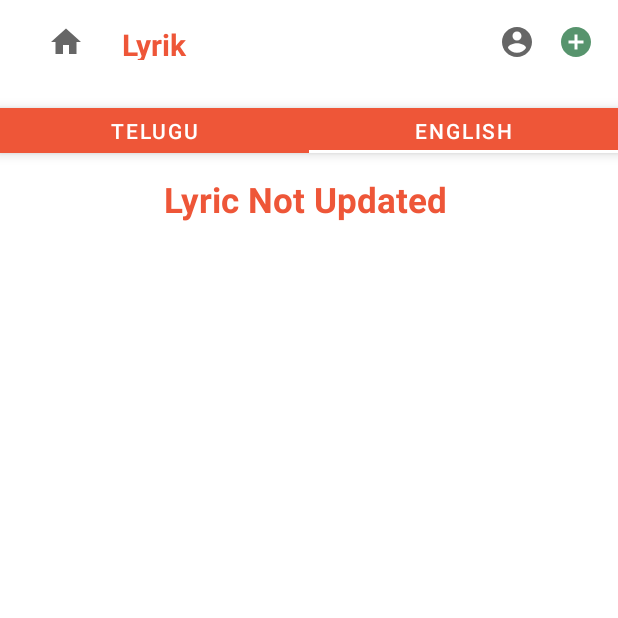
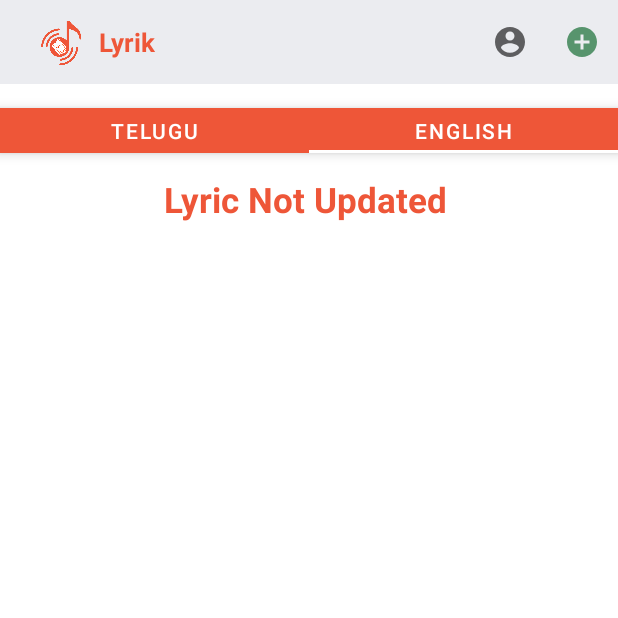
Before and after one commit to Exedos123/Lyrik, an Android app: the Song_View_page screen opened directly, with no data from a screen before it, tab 2 chosen, on a phone screen of 412 x 824 dp, the top half of it. Run offline under Robolectric (Android 15) with nearby library versions, the phone set to English and light mode, and no system bars; our stand-ins replace Firebase (no records; nobody signed in at launch, a user with empty details on screens opened directly); 2 statements that could not run were skipped.

Commit message:
second version code with out update feature

```diff
--- a/app/src/main/AndroidManifest.xml
+++ b/app/src/main/AndroidManifest.xml
@@ -1,6 +1,7 @@
 <?xml version="1.0" encoding="utf-8"?>
 <manifest xmlns:android="http://schemas.android.com/apk/res/android"
     package="com.exedos.lyrik">
+
     <uses-permission android:name="android.permission.INTERNET" />
     <uses-permission android:name="android.permission.ACCESS_NETWORK_STATE" />
     <uses-permission android:name="android.permission.CHANGE_NETWORK_STATE" />
@@ -12,6 +13,9 @@
         android:roundIcon="@drawable/logo"
         android:supportsRtl="true"
         android:theme="@style/Theme.Lyrik">
+        <activity
+            android:name=".English_Main"
+            android:exported="true" />
         <activity
             android:name=".User_Upload_List"
             android:exported="true" />
@@ -34,8 +38,6 @@
                 <category android:name="android.intent.category.LAUNCHER" />
             </intent-filter>
         </activity>
-
     </application>
 
-
 </manifest>
--- a/app/src/main/java/com/exedos/lyrik/PageAdapter.java
+++ b/app/src/main/java/com/exedos/lyrik/PageAdapter.java
@@ -1,30 +1,52 @@
 package com.exedos.lyrik;
+
+import android.os.Bundle;
+import android.util.Log;
+import android.widget.Toast;
 
 import androidx.annotation.NonNull;
 import androidx.fragment.app.Fragment;
 import androidx.fragment.app.FragmentManager;
 import androidx.fragment.app.FragmentPagerAdapter;
 
+import java.util.Locale;
+
 public class PageAdapter extends FragmentPagerAdapter
 {
+    public String actName;
 
     int tabcount;
+
+
+
 
     public PageAdapter(@NonNull  FragmentManager fm, int behavior) {
         super(fm, behavior);
         tabcount = behavior;
+
+
 
     }
 
     @NonNull
     @Override
     public Fragment getItem(int position) {
-       switch (position){
-           case 0 : return new ftab1();
-           case 1 : return new ftab2();
-          // case 2 : return new ftab3();
-           default:return null;
-       }
+        actName = Song_View_page.actvtyName.toString()+1;
+        String act1 = "MainActivity";
+        Log.d("tag", "Pag: "+actName);
+
+    switch (position) {
+        case 0:
+            return new ftab1();
+        case 1:
+            return new ftab2();
+        // case 2 : return new ftab3();
+//        default:
+
+    }
+
+
+return null;
     }
 
     @Override
--- a/app/src/main/java/com/exedos/lyrik/Song_View_page.java
+++ b/app/src/main/java/com/exedos/lyrik/Song_View_page.java
@@ -1,17 +1,25 @@
 package com.exedos.lyrik;
 
+import androidx.annotation.NonNull;
 import androidx.appcompat.app.AppCompatActivity;
+import androidx.appcompat.widget.SwitchCompat;
 import androidx.appcompat.widget.Toolbar;
 import androidx.viewpager.widget.ViewPager;
 
 import android.app.Dialog;
 import android.content.Intent;
 import android.os.Bundle;
+import android.util.Log;
+import android.view.Menu;
+import android.view.MenuInflater;
+import android.view.MenuItem;
 import android.view.View;
 import android.view.ViewGroup;
 import android.widget.Button;
+import android.widget.CompoundButton;
 import android.widget.ImageView;
 import android.widget.TextView;
+import android.widget.Toast;
 
 import com.google.android.material.tabs.TabItem;
 import com.google.android.material.tabs.TabLayout;
@@ -37,12 +45,16 @@ public class Song_View_page extends AppCompatActivity {
     PageAdapter pageAdater;
     private Dialog signInDialog;
     private FirebaseUser currentUser;
+    public static String actvtyName,songId;
+
 
 
     @Override
     protected void onCreate(Bundle savedInstanceState) {
         super.onCreate(savedInstanceState);
         setContentView(R.layout.activity_song_view_page);
+
+
         // Dialog box
         signInDialog = new Dialog(Song_View_page.this);
         signInDialog.setContentView(R.layout.sign_in_dialog);
@@ -80,22 +92,33 @@ public class Song_View_page extends AppCompatActivity {
         //Dialog box
 
         // String Tempholder = getIntent().getStringExtra("ListClick");
-        toolbar = findViewById(R.id.myToolBar);
+        toolbar = findViewById(R.id.toolbar1);
         setSupportActionBar(toolbar);
 
-        toolbar = (androidx.appcompat.widget.Toolbar) findViewById(R.id.myToolBar);
+        toolbar = (androidx.appcompat.widget.Toolbar) findViewById(R.id.toolbar1);
+
+        Bundle extras = getIntent().getExtras();
 
 
-        tabLayout =findViewById(R.id.tabLayout);
+        if (extras != null) {
+            actvtyName = extras.getString("Activity_Name");
+            // songId = extras.getString("Song_Id");
+            Log.d(TAG, "Active" + actvtyName);
+            // and get whatever type user account id is
+        }
+//        actvtyName = getIntent().getStringExtra("Activity_Name");
+//          Log.d(TAG, "Active" + actvtyName);
+
+
+        tabLayout = findViewById(R.id.tabLayout);
         tabitem1 = findViewById(R.id.tab1);
         tabitem2 = findViewById(R.id.tab2);
-      //  tabitem3 = findViewById(R.id.tab3);
+        //  tabitem3 = findViewById(R.id.tab3);
         viewPager = findViewById(R.id.song_view_pager);
 
-        pageAdater=new PageAdapter(getSupportFragmentManager(),tabLayout.getTabCount());
+        pageAdater = new PageAdapter(getSupportFragmentManager(), tabLayout.getTabCount());
         //  pageAdater = new PageAdapter(getSupportFragmentManager(),tabLayout.getTabCount());
         viewPager.setAdapter(pageAdater);
-
 
 
         tabLayout.setOnTabSelectedListener(new TabLayout.OnTabSelectedListener() {
@@ -103,7 +126,7 @@ public class Song_View_page extends AppCompatActivity {
             public void onTabSelected(TabLayout.Tab tab) {
                 viewPager.setCurrentItem(tab.getPosition());
 
-                if (tab.getPosition()==0 || tab.getPosition()==1 )///|| tab.getPosition()==2
+                if (tab.getPosition() == 0 || tab.getPosition() == 1)///|| tab.getPosition()==2
                     // viewPager.setCurrentItem(tab.getPosition());
                     pageAdater.notifyDataSetChanged();
 
@@ -122,58 +145,57 @@ public class Song_View_page extends AppCompatActivity {
         viewPager.addOnPageChangeListener(new TabLayout.TabLayoutOnPageChangeListener(tabLayout));
 
 
-        // Adding App Bar Code
-        homeBtn = findViewById(R.id.Home_btn);
-        uploadBtn = findViewById(R.id.add_song_btn_app_bar);
-        accountBtn = findViewById(R.id.account_img);
-
-
-        homeBtn.setOnClickListener(new View.OnClickListener() {
-            @Override
-            public void onClick(View v) {
-                Intent Homeintent = new Intent(Song_View_page.this, MainActivity.class);
-                startActivity(Homeintent);
-
-
-                //  frameLayout = findViewById(R.id.main_frame_layout);
-
-
-            }
-        });
-
-        accountBtn.setOnClickListener(new View.OnClickListener() {
-            @Override
-            public void onClick(View v) {
-
-                if(currentUser == null) {
-                    signInDialog.show();
-                }else {
-                    // gotoFragment("My Cart", new MyCartFragment(), CART_FRAGMENT);
-                    Intent Homeintent = new Intent(Song_View_page.this, MyAccountPage.class);
-                    startActivity(Homeintent);
-                }
-
-
-            }
-        });
-        uploadBtn.setOnClickListener(new View.OnClickListener() {
-            @Override
-            public void onClick(View v) {
-                if(currentUser == null) {
-                    signInDialog.show();
-                }else {
-                    // gotoFragment("My Cart", new MyCartFragment(), CART_FRAGMENT);
-                    Intent Uploadintent = new Intent(Song_View_page.this, Upload_Song.class);
-                    startActivity(Uploadintent);
-
-                }
-
-
-            }
-        });
-
-        //Appbar Code
+//        // Adding App Bar Code
+//        homeBtn = findViewById(R.id.Home_btn);
+//        uploadBtn = findViewById(R.id.add_song_btn_app_bar);
+//        accountBtn = findViewById(R.id.account_img);
+//
+//
+//        homeBtn.setOnClickListener(new View.OnClickListener() {
+//            @Override
+//            public void onClick(View v) {
+//                Intent Homeintent = new Intent(Song_View_page.this, MainActivity.class);
+//                startActivity(Homeintent);
+//
+//
+//                //  frameLayout = findViewById(R.id.main_frame_layout);
+//
+//
+//            }
+//        });
+//
+//        accountBtn.setOnClickListener(new View.OnClickListener() {
+//            @Override
+//            public void onClick(View v) {
+//
+//                if(currentUser == null) {
+//                    signInDialog.show();
+//                }else {
+//                    // gotoFragment("My Cart", new MyCartFragment(), CART_FRAGMENT);
+//                    Intent Homeintent = new Intent(Song_View_page.this, MyAccountPage.class);
+//                    startActivity(Homeintent);
+//                }
+//
+//
+//            }
+//        });
+//        uploadBtn.setOnClickListener(new View.OnClickListener() {
+//            @Override
+//            public void onClick(View v) {
+//                if(currentUser == null) {
+//                    signInDialog.show();
+//                }else {
+//                    // gotoFragment("My Cart", new MyCartFragment(), CART_FRAGMENT);
+//                    Intent Uploadintent = new Intent(Song_View_page.this, Upload_Song.class);
+//                    startActivity(Uploadintent);
+//
+//                }
+//
+//
+//            }
+//        });//Appbar Code
         firebaseFirestore = FirebaseFirestore.getInstance();
+    }
 
 //        firebaseFirestore.collection("Songs").document(getIntent().getStringExtra("Song_Id"))
 //                .get().addOnCompleteListener(new OnCompleteListener<DocumentSnapshot>() {
@@ -200,7 +222,7 @@ public class Song_View_page extends AppCompatActivity {
 //addDb();
 //addAnotherDb();
         // display(Tempholder);
-    }
+
 
 
  /*   protected void addDb() {
@@ -303,6 +325,57 @@ public class Song_View_page extends AppCompatActivity {
   */
 
     @Override
+    public boolean onCreateOptionsMenu(Menu menu) {
+        MenuInflater inflater = getMenuInflater();
+        inflater.inflate(R.menu.searchbar_menu_main, menu);
+        MenuItem item1 = menu.findItem(R.id.searchBtn);
+        item1.setVisible(false);
+        MenuItem itemswitch = menu.findItem(R.id.switch_action_bar);
+        itemswitch.setVisible(false);
+
+        return true;
+    }
+
+    @Override
+    public boolean onOptionsItemSelected(@NonNull MenuItem item) {
+
+        int id = item.getItemId();
+
+        if (id == R.id.uploadBtn) {
+            if(currentUser == null) {
+                signInDialog.show();
+            }else {
+                // gotoFragment("My Cart", new MyCartFragment(), CART_FRAGMENT);
+                Intent UploadIntent = new Intent(Song_View_page.this, Upload_Song.class);
+                startActivity(UploadIntent);
+            }
+
+
+
+            return true;
+
+        }
+        else if (id == R.id.AccountBtn) {
+            if(currentUser == null) {
+                signInDialog.show();
+            }else {
+                // gotoFragment("My Cart", new MyCartFragment(), CART_FRAGMENT);
+                Intent UploadIntent = new Intent(Song_View_page.this, MyAccountPage.class);
+                startActivity(UploadIntent);
+            }
+
+        }
+
+
+        return super.onOptionsItemSelected(item);
+    }
+
+
+
+
+
+    /////////////////
+    @Override
     protected void onStart() {
         super.onStart();
 
--- a/app/src/main/java/com/exedos/lyrik/User_Upload_List.java
+++ b/app/src/main/java/com/exedos/lyrik/User_Upload_List.java
@@ -211,7 +211,7 @@ public class User_Upload_List extends AppCompatActivity {
                     //HomeListModel homeListModel = documentSnapshot.toObject(HomeListModel.class);
                     // homeListModel.setSongTitle(documentSnapshot.getId());
                     //homeListModelList.add(new HomeListModel(documentSnapshot.get("Title").toString()));
-                    homeListModelList.add(new HomeListModel(documentSnapshot.getId()));
+                    homeListModelList.add(new HomeListModel( documentSnapshot.getId(), documentSnapshot.getId()));
                 }
                 homeListAdapter = new HomeListAdapter(homeListModelList);
                 uploadedrecyclerview.setAdapter(homeListAdapter);
--- a/app/src/main/java/com/exedos/lyrik/ftab1.java
+++ b/app/src/main/java/com/exedos/lyrik/ftab1.java
@@ -39,15 +39,15 @@ public class ftab1 extends Fragment {
 
         firebaseFirestore = FirebaseFirestore.getInstance();
 
-        firebaseFirestore.collection("Songs").document(getActivity().getIntent().getStringExtra("Song_Id"))
+        firebaseFirestore.collection("Songs").document(getActivity().getIntent().getExtras().getString("Song_Id"))
                 .get().addOnCompleteListener(new OnCompleteListener<DocumentSnapshot>() {
             @Override
             public void onComplete(@NonNull Task<DocumentSnapshot> task) {
                 if (task.isSuccessful()) {
                     DocumentSnapshot documentSnapshot = task.getResult();
 
-                    if ((documentSnapshot.getString("Lyrik_T")!=null) && (documentSnapshot.getString("Title"))!=null){
-                        titleView.setText(documentSnapshot.get("Title").toString());
+                    if ((documentSnapshot.getString("Lyrik_T")!=null) && (documentSnapshot.getString("Title_T"))!=null){
+                        titleView.setText(documentSnapshot.get("Title_T").toString());
 
 
                         teluguL.setText(documentSnapshot.get("Lyrik_T").toString());
--- a/app/src/main/java/com/exedos/lyrik/ftab2.java
+++ b/app/src/main/java/com/exedos/lyrik/ftab2.java
@@ -47,8 +47,8 @@ public class ftab2 extends Fragment {
                 if (task.isSuccessful()) {
                     DocumentSnapshot documentSnapshot = task.getResult();
 
-                    if ((documentSnapshot.getString("Lyrik_E")!=null) && (documentSnapshot.getString("Title"))!=null){
-                        titleE.setText(documentSnapshot.get("Title").toString());
+                    if ((documentSnapshot.getString("Lyrik_E")!=null) && (documentSnapshot.getString("Title_E"))!=null){
+                        titleE.setText(documentSnapshot.get("Title_E").toString());
 
                         englishL.setText(documentSnapshot.get("Lyrik_E").toString());
                     }else{
--- a/app/src/main/res/layout/activity_main.xml
+++ b/app/src/main/res/layout/activity_main.xml
@@ -10,6 +10,7 @@
     <include
         android:id="@+id/include_upl"
         layout="@layout/app_bar" />
+
 
 
     <SearchView
@@ -48,7 +49,7 @@
         app:layout_constraintTop_toBottomOf="@+id/include_upl">
 
         <androidx.recyclerview.widget.RecyclerView
-            android:id="@+id/home_list_recyclerview"
+            android:id="@+id/tel_list_recyclerview"
             android:layout_width="match_parent"
             android:layout_height="wrap_content"
             android:layout_marginTop="15dp"
--- a/app/src/main/res/layout/activity_song_view_page.xml
+++ b/app/src/main/res/layout/activity_song_view_page.xml
@@ -4,12 +4,11 @@
     xmlns:tools="http://schemas.android.com/tools"
     android:layout_width="match_parent"
     android:layout_height="match_parent"
-    tools:context=".Song_View_page"
-    >
+    tools:context=".Song_View_page">
 
     <include
-        android:id="@+id/include2"
-        layout="@layout/toolbar" />
+        android:id="@+id/include_upl"
+        layout="@layout/app_bar" />
 
 
     <com.google.android.material.tabs.TabLayout
@@ -21,7 +20,7 @@
         android:elevation="05dp"
         app:layout_constraintEnd_toEndOf="parent"
         app:layout_constraintStart_toStartOf="parent"
-        app:layout_constraintTop_toBottomOf="@+id/include2"
+        app:layout_constraintTop_toBottomOf="@+id/include_upl"
         app:tabTextColor="@color/white"
         tools:ignore="MissingConstraints">
 
--- a/app/src/main/res/menu/searchbar_menu_main.xml
+++ b/app/src/main/res/menu/searchbar_menu_main.xml
@@ -2,20 +2,34 @@
 <menu xmlns:android="http://schemas.android.com/apk/res/android"
     xmlns:app="http://schemas.android.com/apk/res-auto">
 
+    <group android:id="@+id/Selct_items">
+        <item
+            android:id="@+id/switch_action_bar"
+            android:title="lang"
+            app:actionLayout="@layout/use_switch"
+            app:showAsAction="always"
+            />
+
+
+
     <item android:id="@+id/searchBtn"
         android:icon="@drawable/search_btn_app_bar"
         android:title="search"
-        app:showAsAction="ifRoom|collapseActionView"
+        app:showAsAction="always|collapseActionView"
         app:actionViewClass="androidx.appcompat.widget.SearchView"/>
     <item android:id="@+id/AccountBtn"
         android:title="MyAccountPage"
         android:icon="@drawable/account_black"
-        app:showAsAction="ifRoom"
+        app:showAsAction="always"
       />
+
     <item android:id="@+id/uploadBtn"
         android:title="Uploading a Song"
         android:icon="@drawable/song_add"
-        app:showAsAction="ifRoom"
+        app:showAsAction="always"
      />
+    </group>
+
+
 
 </menu>
--- a/app/src/main/res/values/strings.xml
+++ b/app/src/main/res/values/strings.xml
@@ -11,7 +11,7 @@
         <item>SelectLanguage</item>
         <item>Telugu</item>
         <item>English</item>
-       <!-- <item>Hindi</item>-->
+        <!-- <item>Hindi</item>-->
 
     </string-array>
 
```
Also changed, not shown: app/src/main/java/com/exedos/lyrik/HomeListAdapter.java (+38 -3 lines), app/src/main/java/com/exedos/lyrik/HomeListModel.java (+9 -3 lines), app/src/main/java/com/exedos/lyrik/MainActivity.java (+42 -6 lines).
